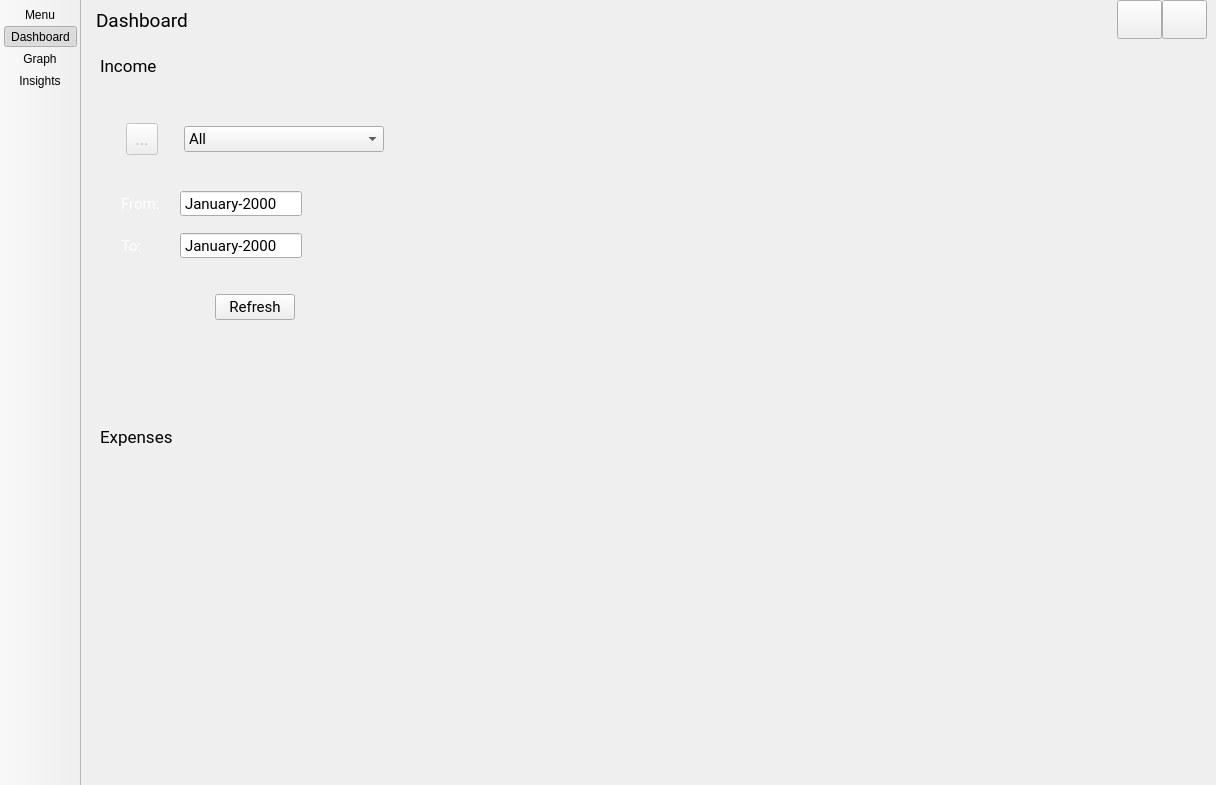
Above: skeletons/MainWindow.ui from opierre/Budgetter before the change. Below: the same form after it.
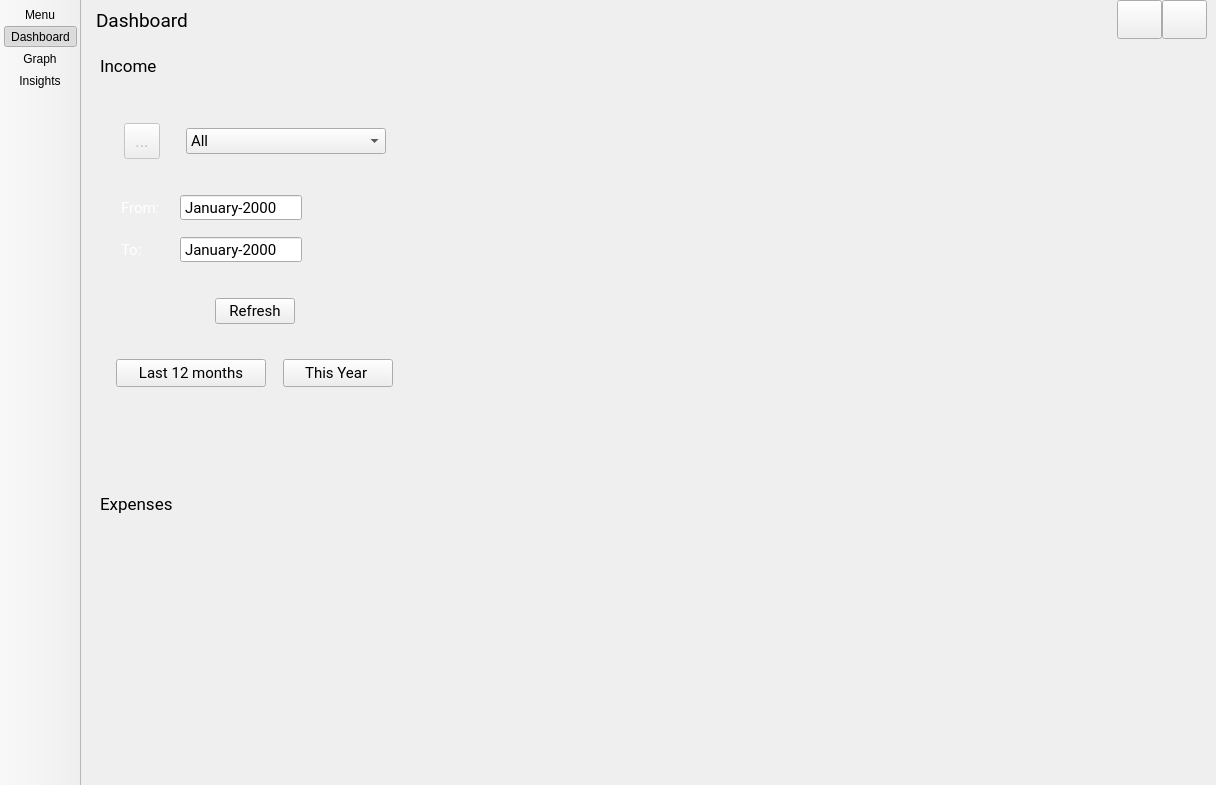
That is the form after the change. Icons and pictures are not drawn. Custom widgets are drawn as their Qt base class.

```diff
--- a/skeletons/MainWindow.ui
+++ b/skeletons/MainWindow.ui
@@ -1598,14 +1598,14 @@
                      </property>
                      <property name="minimumSize">
                       <size>
-                       <width>32</width>
-                       <height>32</height>
+                       <width>36</width>
+                       <height>36</height>
                       </size>
                      </property>
                      <property name="maximumSize">
                       <size>
-                       <width>32</width>
-                       <height>32</height>
+                       <width>36</width>
+                       <height>36</height>
                       </size>
                      </property>
                      <property name="text">
@@ -1617,8 +1617,8 @@
                      </property>
                      <property name="iconSize">
                       <size>
-                       <width>28</width>
-                       <height>28</height>
+                       <width>36</width>
+                       <height>36</height>
                       </size>
                      </property>
                     </widget>
@@ -1869,6 +1869,83 @@
                    </item>
                   </layout>
                  </item>
+                 <item>
+                  <layout class="QGridLayout" name="gridLayout_6">
+                   <property name="topMargin">
+                    <number>20</number>
+                   </property>
+                   <item row="0" column="0">
+                    <widget class="QPushButton" name="last_12_months_income">
+                     <property name="minimumSize">
+                      <size>
+                       <width>150</width>
+                       <height>28</height>
+                      </size>
+                     </property>
+                     <property name="maximumSize">
+                      <size>
+                       <width>150</width>
+                       <height>28</height>
+                      </size>
+                     </property>
+                     <property name="font">
+                      <font>
+                       <family>Roboto</family>
+                       <pointsize>11</pointsize>
+                      </font>
+                     </property>
+                     <property name="text">
+                      <string>Last 12 months</string>
+                     </property>
+                     <property name="icon">
+                      <iconset resource="../resources/resources.qrc">
+                       <normaloff>:/images/images/history_black_18dp.svg</normaloff>:/images/images/history_black_18dp.svg</iconset>
+                     </property>
+                     <property name="iconSize">
+                      <size>
+                       <width>18</width>
+                       <height>18</height>
+                      </size>
+                     </property>
+                    </widget>
+                   </item>
+                   <item row="0" column="1">
+                    <widget class="QPushButton" name="this_year_income">
+                     <property name="minimumSize">
+                      <size>
+                       <width>110</width>
+                       <height>28</height>
+                      </size>
+                     </property>
+                     <property name="maximumSize">
+                      <size>
+                       <width>110</width>
+                       <height>28</height>
+                      </size>
+                     </property>
+                     <property name="font">
+                      <font>
+                       <family>Roboto</family>
+                       <pointsize>11</pointsize>
+                      </font>
+                     </property>
+                     <property name="text">
+                      <string>This Year </string>
+                     </property>
+                     <property name="icon">
+                      <iconset resource="../resources/resources.qrc">
+                       <normaloff>:/images/images/date_range_black_18dp.svg</normaloff>:/images/images/date_range_black_18dp.svg</iconset>
+                     </property>
+                     <property name="iconSize">
+                      <size>
+                       <width>18</width>
+                       <height>18</height>
+                      </size>
+                     </property>
+                    </widget>
+                   </item>
+                  </layout>
+                 </item>
                 </layout>
                </item>
                <item>
```
Left out of the diff: 11 changed lines with no effect on the pictures.
